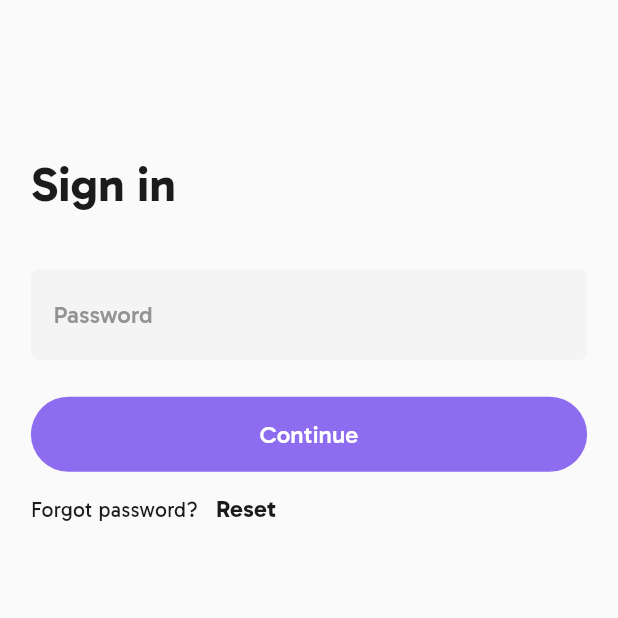
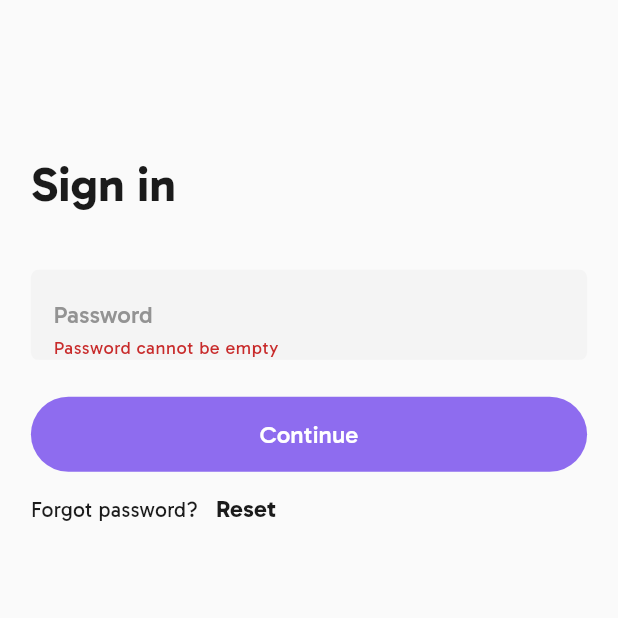
Before and after one commit to o-beckley/stitch, a Flutter app: the PasswordScreen screen opened directly with empty values, after a tap on "Continue", on a phone screen of 412 x 824 dp, the top half of it. Run offline on Flutter 3.47's test engine with Material 3 defaults, Android fonts, the phone set to English and light mode, and no system bars; our stand-ins replace cloud_firestore, firebase_auth, firebase_core, flutter_screenutil, flutter_svg, go_router and 1 more; accounts and stored records are empty; statements that could not run were skipped.

```diff
--- a/lib/screens/authentication/password_screen.dart
+++ b/lib/screens/authentication/password_screen.dart
@@ -2,9 +2,12 @@ import 'package:flutter/material.dart';
 import 'package:flutter_screenutil/flutter_screenutil.dart';
 import 'package:go_router/go_router.dart';
 import 'package:stitch/config/route_paths.dart';
+import 'package:stitch/network_services/auth_service.dart';
 import 'package:stitch/widgets/app_bar.dart';
 import 'package:stitch/widgets/buttons.dart';
 import 'package:stitch/widgets/text_field.dart';
+import 'package:provider/provider.dart';
+import 'package:stitch/utils/router_utils.dart';
 
 class PasswordScreen extends StatefulWidget {
   final String email;
@@ -18,6 +21,9 @@ class PasswordScreen extends StatefulWidget {
 
 class _PasswordScreenState extends State<PasswordScreen> {
   TextEditingController passwordController = TextEditingController();
+  GlobalKey<FormState> formKey = GlobalKey();
+  bool signingIn = false;
+
   @override
   Widget build(BuildContext context) {
     return Scaffold(
@@ -33,16 +39,23 @@ class _PasswordScreenState extends State<PasswordScreen> {
               ),
             ),
             0.075.sw.verticalSpace,
-            CustomTextField(
-              hintText: 'Password',
-              controller: passwordController,
+            Form(
+              key: formKey,
+              child: CustomTextField(
+                hintText: 'Password',
+                controller: passwordController,
+                validator: (value){
+                  if(value != null && value.isEmpty){
+                    return 'Password cannot be empty';
+                  }
+                  return null;
+                },
+              ),
             ),
             0.05.sw.verticalSpace,
             CustomWideButton(
               label: 'Continue',
-              onTap: (){
-
-              },
+              onTap: signingIn ? null : _signIn
             ),
             0.01.sw.verticalSpace,
             Row(
@@ -61,4 +74,15 @@ class _PasswordScreenState extends State<PasswordScreen> {
       ),
     );
   }
+  void _signIn () async {
+    setState((){signingIn = true;});
+    if(formKey.currentState!.validate()){
+      final isSuccessful = await context.read<AuthService>()
+          .signIn(widget.email, passwordController.text);
+      if(isSuccessful && mounted){
+        GoRouter.of(context).clearStackAndNavigate(RoutePaths.home);
+      }
+    }
+    setState((){signingIn = false;});
+  }
 }
```
